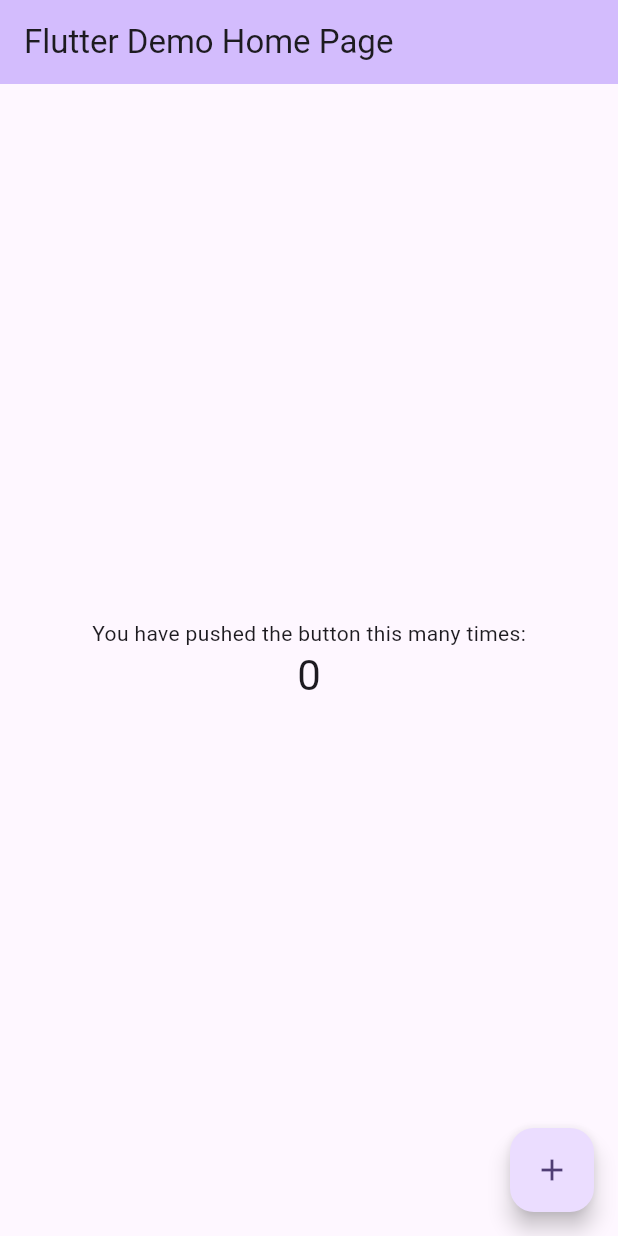
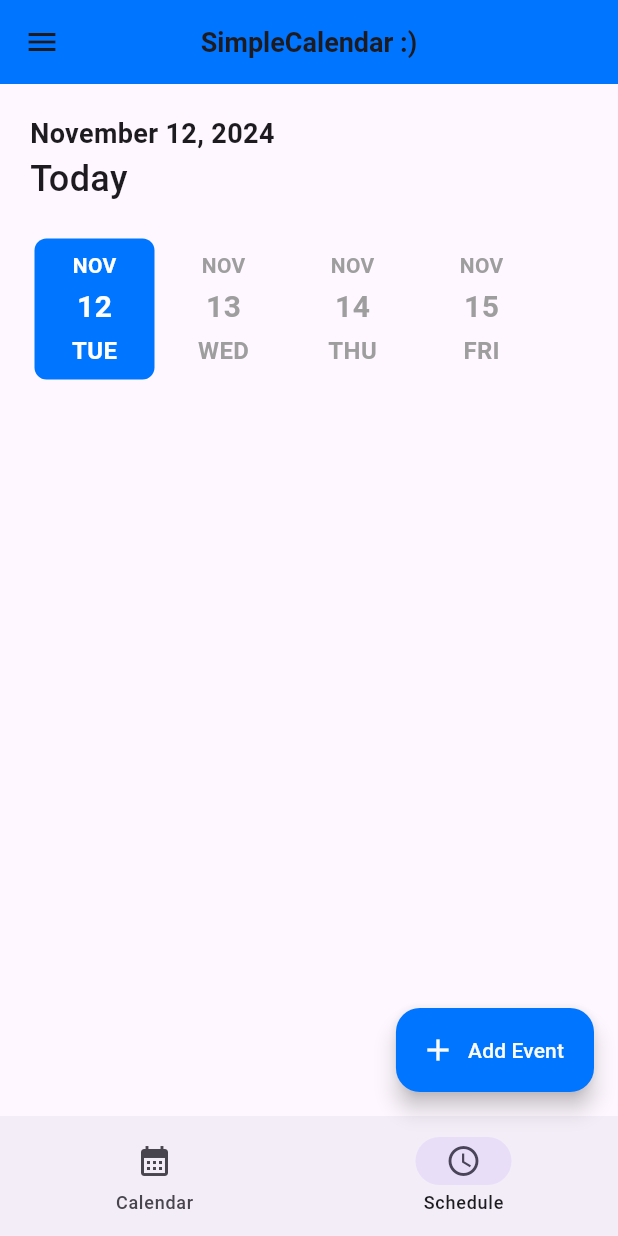
Before and after one commit to baihaqibb/tubes-impal, a Flutter app: the screen it shows after launch, on a phone screen of 412 x 824 dp. Run offline on Flutter 3.47's test engine with Material 3 defaults, Android fonts, the phone set to English and light mode, and no system bars; drawn by our look-alikes of date_picker_timeline; our stand-ins replace table_calendar.

Commit message:
Create Home Page
cangkeul

```diff
--- a/lib/main.dart
+++ b/lib/main.dart
@@ -1,4 +1,6 @@
 import 'package:flutter/material.dart';
+import 'package:simple_cal/pages/home_page.dart';
+import 'package:simple_cal/pages/themes.dart';
 
 void main() {
   runApp(const MyApp());
@@ -11,115 +13,10 @@
   @override
   Widget build(BuildContext context) {
     return MaterialApp(
-      title: 'Flutter Demo',
-      theme: ThemeData(
-        // This is the theme of your application.
-        //
-        // TRY THIS: Try running your application with "flutter run". You'll see
-        // the application has a purple toolbar. Then, without quitting the app,
-        // try changing the seedColor in the colorScheme below to Colors.green
-        // and then invoke "hot reload" (save your changes or press the "hot
-        // reload" button in a Flutter-supported IDE, or press "r" if you used
-        // the command line to start the app).
-        //
-        // Notice that the counter didn't reset back to zero; the application
-        // state is not lost during the reload. To reset the state, use hot
-        // restart instead.
-        //
-        // This works for code too, not just values: Most code changes can be
-        // tested with just a hot reload.
-        colorScheme: ColorScheme.fromSeed(seedColor: Colors.deepPurple),
-        useMaterial3: true,
-      ),
-      home: const MyHomePage(title: 'Flutter Demo Home Page'),
+      darkTheme: Themes.dark,
+      debugShowCheckedModeBanner: false,
+      title: 'SimpleCalendar :)',
+      home: const HomePage(),
     );
   }
 }
-
-class MyHomePage extends StatefulWidget {
-  const MyHomePage({super.key, required this.title});
-
-  // This widget is the home page of your application. It is stateful, meaning
-  // that it has a State object (defined below) that contains fields that affect
-  // how it looks.
-
-  // This class is the configuration for the state. It holds the values (in this
-  // case the title) provided by the parent (in this case the App widget) and
-  // used by the build method of the State. Fields in a Widget subclass are
-  // always marked "final".
-
-  final String title;
-
-  @override
-  State<MyHomePage> createState() => _MyHomePageState();
-}
-
-class _MyHomePageState extends State<MyHomePage> {
-  int _counter = 0;
-
-  void _incrementCounter() {
-    setState(() {
-      // This call to setState tells the Flutter framework that something has
-      // changed in this State, which causes it to rerun the build method below
-      // so that the display can reflect the updated values. If we changed
-      // _counter without calling setState(), then the build method would not be
-      // called again, and so nothing would appear to happen.
-      _counter++;
-    });
-  }
-
-  @override
-  Widget build(BuildContext context) {
-    // This method is rerun every time setState is called, for instance as done
-    // by the _incrementCounter method above.
-    //
-    // The Flutter framework has been optimized to make rerunning build methods
-    // fast, so that you can just rebuild anything that needs updating rather
-    // than having to individually change instances of widgets.
-    return Scaffold(
-      appBar: AppBar(
-        // TRY THIS: Try changing the color here to a specific color (to
-        // Colors.amber, perhaps?) and trigger a hot reload to see the AppBar
-        // change color while the other colors stay the same.
-        backgroundColor: Theme.of(context).colorScheme.inversePrimary,
-        // Here we take the value from the MyHomePage object that was created by
-        // the App.build method, and use it to set our appbar title.
-        title: Text(widget.title),
-      ),
-      body: Center(
-        // Center is a layout widget. It takes a single child and positions it
-        // in the middle of the parent.
-        child: Column(
-          // Column is also a layout widget. It takes a list of children and
-          // arranges them vertically. By default, it sizes itself to fit its
-          // children horizontally, and tries to be as tall as its parent.
-          //
-          // Column has various properties to control how it sizes itself and
-          // how it positions its children. Here we use mainAxisAlignment to
-          // center the children vertically; the main axis here is the vertical
-          // axis because Columns are vertical (the cross axis would be
-          // horizontal).
-          //
-          // TRY THIS: Invoke "debug painting" (choose the "Toggle Debug Paint"
-          // action in the IDE, or press "p" in the console), to see the
-          // wireframe for each widget.
-          mainAxisAlignment: MainAxisAlignment.center,
-          children: <Widget>[
-            const Text(
-              'You have pushed the button this many times:',
-            ),
-            Text(
-              '$_counter',
-              style: Theme.of(context).textTheme.headlineMedium,
-            ),
-          ],
-        ),
-      ),
-      floatingActionButton: FloatingActionButton(
-        onPressed: _incrementCounter,
-        tooltip: 'Increment',
-        child: const Icon(Icons.add),
-      ), // This trailing comma makes auto-formatting nicer for build methods.
-    );
-  }
-}
--- /dev/null
+++ b/lib/pages/home_page.dart
@@ -0,0 +1,150 @@
+import "package:date_picker_timeline/date_picker_widget.dart";
+import "package:flutter/material.dart";
+import 'package:intl/intl.dart';
+import "package:simple_cal/pages/themes.dart";
+import "package:table_calendar/table_calendar.dart";
+
+class HomePage extends StatefulWidget {
+  const HomePage({super.key});
+
+  @override
+  State<HomePage> createState() => _HomePageState();
+}
+
+class _HomePageState extends State<HomePage> {
+  int currentPageIndex = 1;
+  DateTime today = DateTime.now();
+
+  @override
+  Widget build(BuildContext context) {
+    return Scaffold(
+      appBar: homePageAppBar(),
+      drawer: Drawer(),
+      body: <Widget>[
+        _homePageCalendarView(),
+        Column(
+          children: [_dateShown(), _datePicker()],
+        )
+      ][currentPageIndex],
+      floatingActionButton: FloatingActionButton.extended(
+        backgroundColor: primary,
+        foregroundColor: Color(0xFFFAFAFA),
+        onPressed: () {},
+        label: Text("Add Event"),
+        icon: Icon(Icons.add),
+      ),
+      bottomNavigationBar: NavigationBar(
+        onDestinationSelected: (int index) {
+          setState(() {
+            currentPageIndex = index;
+          });
+        },
+        selectedIndex: currentPageIndex,
+        destinations: [
+          NavigationDestination(
+              icon: Icon(Icons.calendar_month), label: "Calendar"),
+          NavigationDestination(icon: Icon(Icons.schedule), label: "Schedule")
+        ],
+      ),
+    );
+  }
+
+  Container _datePicker() {
+    return Container(
+      margin: EdgeInsets.only(top: 20, left: 20, right: 20),
+      child: DatePicker(
+        DateTime.now(),
+        height: 100,
+        width: 80,
+        initialSelectedDate: DateTime.now(),
+        selectionColor: primary,
+        selectedTextColor: Colors.white,
+        monthTextStyle: TextStyle(
+            fontSize: 14, fontWeight: FontWeight.w600, color: Colors.grey),
+        dateTextStyle: TextStyle(
+            fontSize: 20, fontWeight: FontWeight.w600, color: Colors.grey),
+        dayTextStyle: TextStyle(
+            fontSize: 16, fontWeight: FontWeight.w600, color: Colors.grey),
+      ),
+    );
+  }
+
+  Container _dateShown() {
+    return Container(
+      margin: EdgeInsets.only(top: 20, left: 20, right: 20),
+      child: Row(
+        crossAxisAlignment: CrossAxisAlignment.center,
+        mainAxisAlignment: MainAxisAlignment.spaceBetween,
+        children: [
+          Container(
+            child: Column(
+              crossAxisAlignment: CrossAxisAlignment.start,
+              children: [
+                Text(
+                  DateFormat.yMMMMd("en_US").format(DateTime.now()),
+                  style: TextStyle(fontSize: 18, fontWeight: FontWeight.bold),
+                ),
+                Text(
+                  "Today",
+                  style: TextStyle(fontSize: 24, fontWeight: FontWeight.w500),
+                )
+              ],
+            ),
+          ),
+        ],
+      ),
+    );
+  }
+
+  Column _homePageCalendarView() {
+    return Column(
+      children: [
+        Container(
+          margin: EdgeInsets.only(top: 40, left: 10, right: 10, bottom: 40),
+          child: TableCalendar(
+              locale: "en_US",
+              rowHeight: 80,
+              headerStyle:
+                  HeaderStyle(formatButtonVisible: false, titleCentered: true),
+              availableGestures: AvailableGestures.all,
+              onDaySelected: (day, focusedDay) {
+                setState(() {
+                  today = day;
+                });
+              },
+              selectedDayPredicate: (day) => isSameDay(day, today),
+              daysOfWeekStyle: DaysOfWeekStyle(
+                  weekendStyle: TextStyle(color: Colors.red),
+                  weekdayStyle: TextStyle()),
+              calendarStyle: CalendarStyle(
+                todayDecoration: BoxDecoration(
+                    shape: BoxShape.circle, color: Color(0xA09FA8DA)),
+                selectedDecoration: BoxDecoration(
+                    shape: BoxShape.circle,
+                    color: Color(0x00),
+                    border: Border.all(width: 3, color: Color(0xA05C6BC0))),
+                outsideTextStyle: TextStyle(color: Color(0x80A0A0A0)),
+                weekNumberTextStyle: TextStyle(color: Colors.red),
+                weekendTextStyle: TextStyle(color: Colors.red),
+              ),
+              startingDayOfWeek: StartingDayOfWeek.monday,
+              focusedDay: today,
+              firstDay: DateTime.utc(1970, 01, 01),
+              lastDay: DateTime.utc(2099, 12, 31)),
+        )
+      ],
+    );
+  }
+
+  AppBar homePageAppBar() {
+    return AppBar(
+      backgroundColor: primary,
+      title: Text(
+        "SimpleCalendar :)",
+        style: TextStyle(fontSize: 18, fontWeight: FontWeight.bold),
+      ),
+      centerTitle: true,
+      elevation: 0,
+    );
+  }
+}
--- /dev/null
+++ b/lib/pages/themes.dart
@@ -0,0 +1,12 @@
+import 'package:flutter/material.dart';
+
+const Color primary = Color(0xFF0075FF);
+const Color secondaryL = Color(0xFFF3F4F4);
+const Color secondaryD = Color(0xFF262626);
+const Color success = Color(0xFF00A01A);
+const Color danger = Color(0xFFFF0050);
+
+class Themes {
+  static final dark =
+      ThemeData(primaryColor: primary, brightness: Brightness.dark);
+}
--- a/pubspec.yaml
+++ b/pubspec.yaml
@@ -35,6 +35,10 @@ dependencies:
   # The following adds the Cupertino Icons font to your application.
   # Use with the CupertinoIcons class for iOS style icons.
   cupertino_icons: ^1.0.8
+
+  date_picker_timeline:
+  table_calendar: ^3.1.2
+  flutter_local_notifications:
 
 dev_dependencies:
   flutter_test:
```
Also changed, not shown: pubspec.lock, 4 other files.
